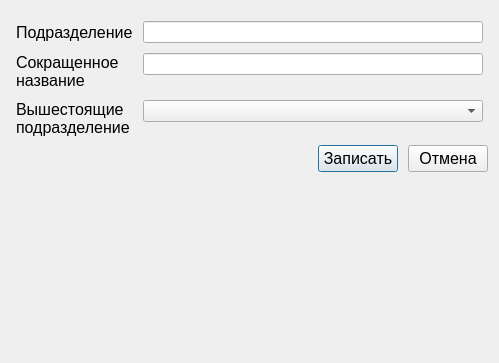
Before: the Qt Designer form PyQT_BD/My_PyQt_db/unit_update.ui in NadinD/Pyqt_db, drawn with Qt 5.
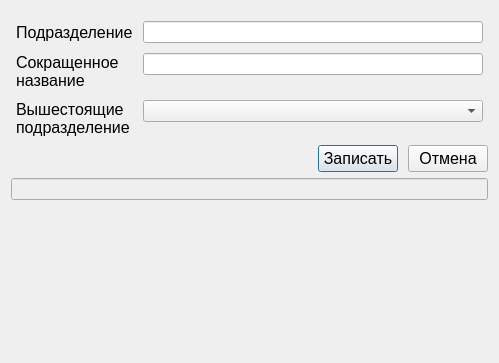
After: the same form once the commit is applied.

Patch:
```diff
--- a/PyQT_BD/My_PyQt_db/unit_update.ui
+++ b/PyQT_BD/My_PyQt_db/unit_update.ui
@@ -146,6 +146,13 @@
      </item>
     </layout>
    </item>
+   <item>
+    <widget class="QLineEdit" name="Edit_Id">
+     <property name="enabled">
+      <bool>false</bool>
+     </property>
+    </widget>
+   </item>
    <item>
     <spacer name="verticalSpacer">
      <property name="orientation">
```
